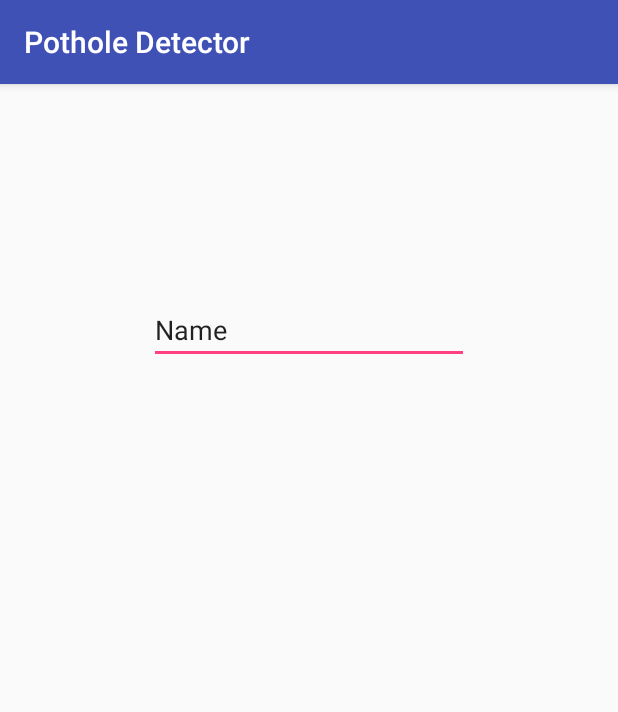
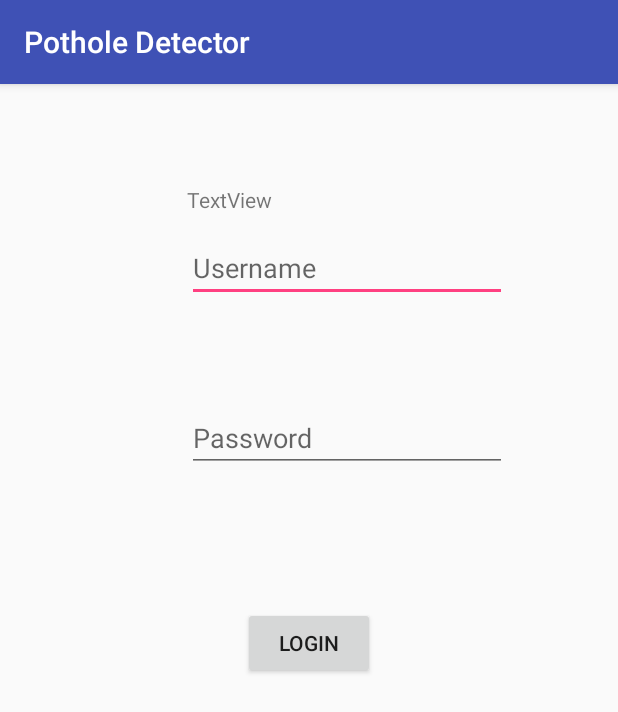
Before and after one commit to tahakapasi/Pothole-Detector, an Android app: the screen it shows after launch (MainActivity), on a phone screen of 412 x 824 dp. Shown: the top 712 px of the screen. Run offline under Robolectric (Android 15) with nearby library versions, the phone set to English and light mode, and no system bars.

Commit message:
login page UI created in MainActivity

```diff
--- a/app/src/main/res/layout/activity_main.xml
+++ b/app/src/main/res/layout/activity_main.xml
@@ -10,14 +10,45 @@
     android:paddingTop="@dimen/activity_vertical_margin"
     tools:context="com.pothole.potholedetector.MainActivity">
 
+    <Button
+        android:text="Login"
+        android:layout_width="wrap_content"
+        android:layout_height="wrap_content"
+        android:layout_marginTop="90dp"
+        android:id="@+id/button"
+        android:layout_below="@+id/editText2"
+        android:layout_centerHorizontal="true" />
+
     <EditText
         android:layout_width="wrap_content"
         android:layout_height="wrap_content"
         android:inputType="textPersonName"
-        android:text="Name"
         android:ems="10"
+        android:layout_marginTop="84dp"
+        android:id="@+id/editText"
+        android:hint="Username"
         android:layout_alignParentTop="true"
-        android:layout_centerHorizontal="true"
-        android:layout_marginTop="125dp"
-        android:id="@+id/editText" />
+        android:layout_alignParentEnd="true"
+        android:layout_marginEnd="58dp" />
+
+    <EditText
+        android:layout_width="wrap_content"
+        android:layout_height="wrap_content"
+        android:inputType="textPassword"
+        android:ems="10"
+        android:layout_marginTop="68dp"
+        android:id="@+id/editText2"
+        android:hint="Password"
+        android:layout_below="@+id/editText"
+        android:layout_alignStart="@+id/editText" />
+
+    <TextView
+        android:text="TextView"
+        android:layout_width="wrap_content"
+        android:layout_height="wrap_content"
+        android:layout_marginTop="51dp"
+        android:id="@+id/textView2"
+        android:layout_alignParentTop="true"
+        android:layout_alignStart="@+id/editText" />
+
 </RelativeLayout>
```
